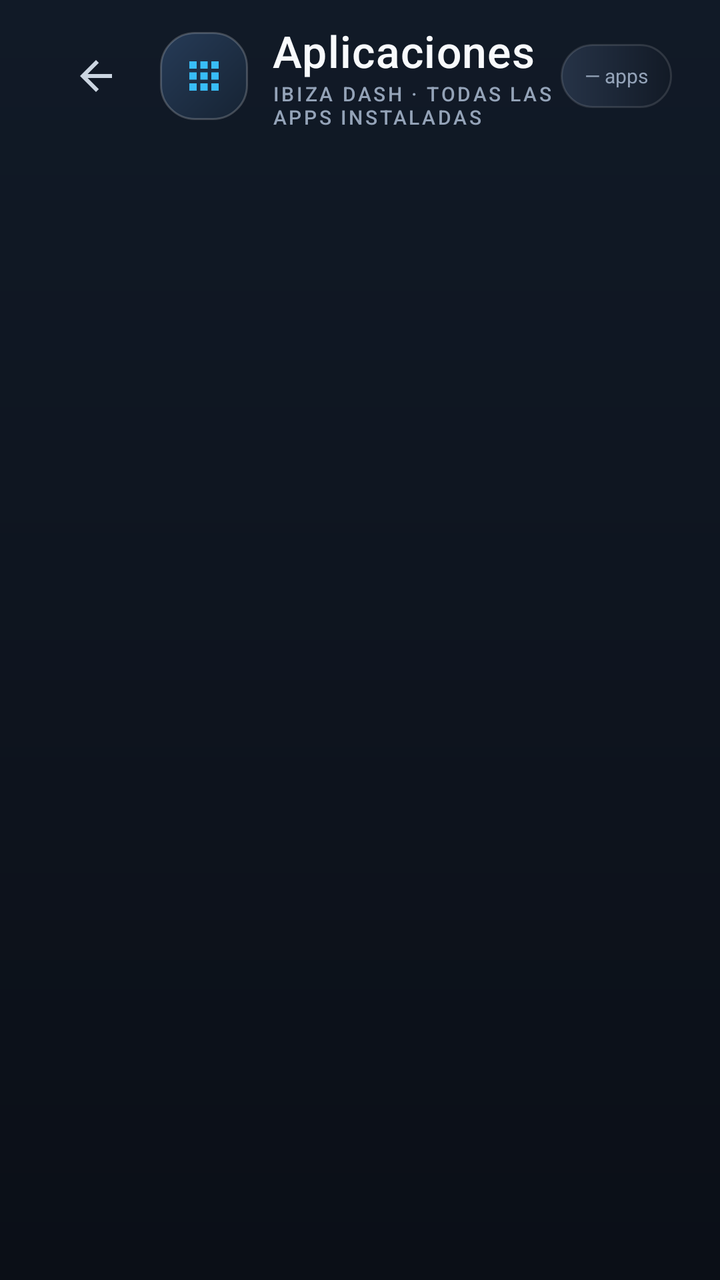
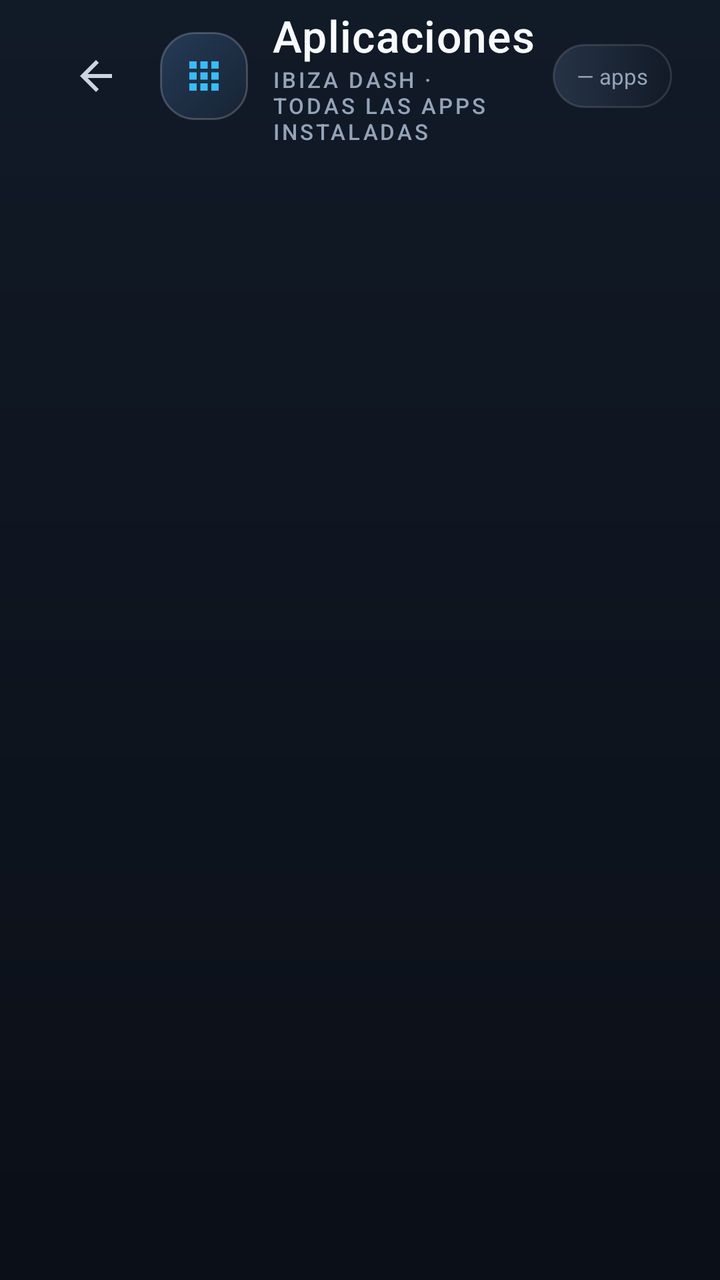

An Android layout rendered at two revisions. The XML below is the earlier revision; the diff shows what the commit changed to produce the second picture.
<!-- AndroidManifest.xml: application theme Theme.IbizaDash -->
<!-- res/layout/activity_apps.xml -->
<?xml version="1.0" encoding="utf-8"?>
<LinearLayout xmlns:android="http://schemas.android.com/apk/res/android"
    android:layout_width="match_parent"
    android:layout_height="match_parent"
    android:background="@drawable/bg_screen_gradient"
    android:orientation="vertical">

    <LinearLayout
        android:layout_width="match_parent"
        android:layout_height="76dp"
        android:gravity="center_vertical"
        android:orientation="horizontal"
        android:paddingStart="24dp"
        android:paddingEnd="24dp">

        <ImageButton
            android:id="@+id/btnBack"
            android:layout_width="48dp"
            android:layout_height="48dp"
            android:background="?attr/selectableItemBackgroundBorderless"
            android:contentDescription="Atrás"
            android:padding="10dp"
            android:src="@drawable/ic_back"
            android:tint="@color/text_secondary" />

        <FrameLayout
            android:layout_width="44dp"
            android:layout_height="44dp"
            android:layout_marginStart="8dp"
            android:background="@drawable/bg_hero_badge">

            <ImageView
                android:layout_width="22dp"
                android:layout_height="22dp"
                android:layout_gravity="center"
                android:contentDescription="Aplicaciones"
                android:src="@drawable/ic_apps"
                android:tint="@color/accent_sky" />
        </FrameLayout>

        <LinearLayout
            android:layout_width="0dp"
            android:layout_height="wrap_content"
            android:layout_marginStart="12dp"
            android:layout_weight="1"
            android:orientation="vertical">

            <TextView
                android:layout_width="wrap_content"
                android:layout_height="wrap_content"
                android:fontFamily="sans-serif-medium"
                android:letterSpacing="0.02"
                android:text="Aplicaciones"
                android:textColor="@color/text_primary"
                android:textSize="22sp" />

            <TextView
                style="@style/Label"
                android:layout_width="wrap_content"
                android:layout_height="wrap_content"
                android:text="IBIZA DASH · TODAS LAS APPS INSTALADAS" />
        </LinearLayout>

        <TextView
            android:id="@+id/appsCount"
            android:layout_width="wrap_content"
            android:layout_height="32dp"
            android:background="@drawable/bg_chip_glass"
            android:fontFeatureSettings="tnum"
            android:gravity="center"
            android:paddingStart="12dp"
            android:paddingEnd="12dp"
            android:text="— apps"
            android:textColor="@color/text_muted"
            android:textSize="10sp" />
    </LinearLayout>

    <GridView
        android:id="@+id/grid"
        android:layout_width="match_parent"
        android:layout_height="match_parent"
        android:columnWidth="142dp"
        android:horizontalSpacing="14dp"
        android:numColumns="6"
        android:paddingStart="24dp"
        android:paddingTop="4dp"
        android:paddingEnd="24dp"
        android:paddingBottom="24dp"
        android:stretchMode="columnWidth"
        android:verticalSpacing="14dp" />
</LinearLayout>
<!-- resources referenced by this layout -->
<resources>
  <color name="accent_sky">#38BDF8</color>
  <color name="text_muted">#94A3B8</color>
  <color name="text_primary">#F8FAFC</color>
  <color name="text_secondary">#CBD5E1</color>
  <!-- drawable bg_chip_glass (drawable) -->
  <?xml version="1.0" encoding="utf-8"?>
  <shape xmlns:android="http://schemas.android.com/apk/res/android">
      <gradient
          android:angle="0"
          android:endColor="#121A26"
          android:startColor="#263347" />
      <corners android:radius="@dimen/radius_chip" />
      <stroke
          android:width="1dp"
          android:color="@color/glass_border" />
  </shape>
  <!-- drawable bg_hero_badge (drawable) -->
  <?xml version="1.0" encoding="utf-8"?>
  <shape xmlns:android="http://schemas.android.com/apk/res/android">
      <gradient
          android:angle="315"
          android:endColor="#162333"
          android:startColor="#263B57" />
      <corners android:radius="17dp" />
      <stroke
          android:width="1dp"
          android:color="#33FFFFFF" />
  </shape>
  <!-- drawable bg_screen_gradient (drawable) -->
  <?xml version="1.0" encoding="utf-8"?>
  <shape xmlns:android="http://schemas.android.com/apk/res/android">
      <gradient
          android:angle="270"
          android:endColor="#0B0F17"
          android:startColor="#111A27" />
  </shape>
  <!-- drawable ic_apps (drawable) -->
  <?xml version="1.0" encoding="utf-8"?>
  <vector xmlns:android="http://schemas.android.com/apk/res/android"
      android:width="24dp"
      android:height="24dp"
      android:viewportWidth="24"
      android:viewportHeight="24">
      <path
          android:fillColor="#FFFFFFFF"
          android:pathData="M4,4H8V8H4V4M10,4H14V8H10V4M16,4H20V8H16V4M4,10H8V14H4V10M10,10H14V14H10V10M16,10H20V14H16V10M4,16H8V20H4V16M10,16H14V20H10V16M16,16H20V20H16V16Z" />
  </vector>
  <!-- drawable ic_back (drawable) -->
  <?xml version="1.0" encoding="utf-8"?>
  <vector xmlns:android="http://schemas.android.com/apk/res/android"
      android:width="24dp"
      android:height="24dp"
      android:viewportWidth="24"
      android:viewportHeight="24">
      <path
          android:fillColor="#FFFFFFFF"
          android:pathData="M20,11H7.83l5.59-5.59L12,4l-8,8 8,8 1.41-1.41L7.83,13H20v-2z" />
  </vector>
  <style name="Label">
          <item name="android:textColor">@color/text_muted</item>
          <item name="android:textSize">@dimen/label_size</item>
          <item name="android:letterSpacing">0.12</item>
          <item name="android:textAllCaps">true</item>
          <item name="android:fontFamily">sans-serif-medium</item>
      </style>
  <style name="Theme.IbizaDash" parent="Theme.AppCompat.NoActionBar">
          <item name="android:windowBackground">@color/obsidian_900</item>
          <item name="android:windowFullscreen">true</item>
          <item name="android:windowContentOverlay">@null</item>
          <item name="android:statusBarColor">@android:color/transparent</item>
          <item name="android:navigationBarColor">@android:color/transparent</item>
          <item name="android:windowLightStatusBar">false</item>
          <item name="colorPrimary">@color/accent_sky</item>
          <item name="colorPrimaryDark">@color/obsidian_900</item>
          <item name="colorAccent">@color/accent_sky</item>
          <item name="android:textColorPrimary">@color/text_primary</item>
          <item name="android:textColorSecondary">@color/text_muted</item>
      </style>
  <dimen name="radius_chip">26dp</dimen>
  <color name="glass_border">#1FFFFFFF</color>
  <dimen name="label_size">10sp</dimen>
  <color name="obsidian_900">#0B0F17</color>
</resources>

<!-- the commit's change to res/layout/activity_apps.xml (unified diff, before → after) -->
@@ -72,7 +72,7 @@
             android:paddingEnd="12dp"
             android:text="— apps"
             android:textColor="@color/text_muted"
-            android:textSize="10sp" />
+            android:textSize="11sp" />
     </LinearLayout>
 
     <GridView
<!-- resource entries referenced after the edit -->
@@ -80,7 +80,7 @@
       </style>
   <dimen name="radius_chip">26dp</dimen>
   <color name="glass_border">#1FFFFFFF</color>
-  <dimen name="label_size">10sp</dimen>
+  <dimen name="label_size">11sp</dimen>
   <color name="obsidian_900">#0B0F17</color>
 </resources>
 
